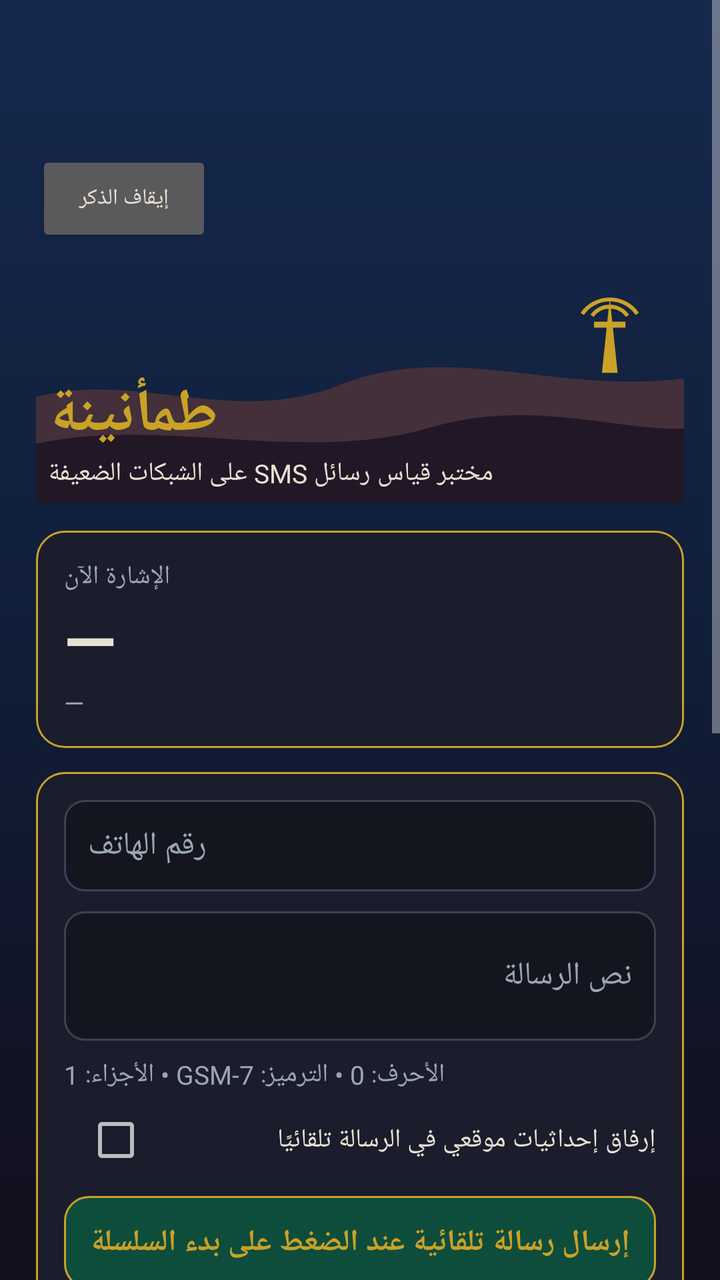
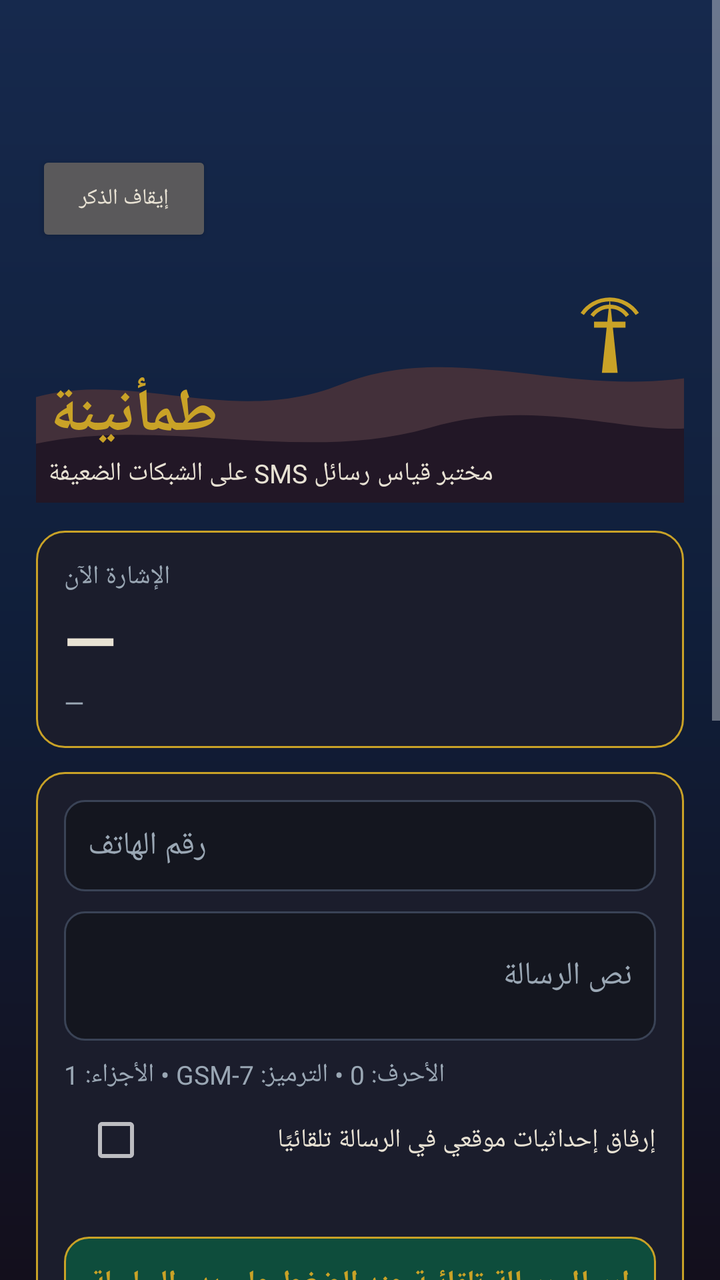

The first picture is an Android layout as it rendered before a commit; the second is the same layout after the commit. The layout source and the unified diff follow.
<!-- AndroidManifest.xml: application theme AppTheme -->
<!-- res/layout/activity_main.xml -->
<?xml version="1.0" encoding="utf-8"?>
<ScrollView xmlns:android="http://schemas.android.com/apk/res/android"
    android:layout_width="match_parent"
    android:layout_height="match_parent"
    android:background="@drawable/bg_gradient"
    android:fillViewport="true">

    <LinearLayout
        android:layout_width="match_parent"
        android:layout_height="wrap_content"
        android:orientation="vertical"
        android:padding="18dp">

        <LinearLayout
            android:layout_width="match_parent"
            android:layout_height="wrap_content"
            android:layout_marginBottom="10dp"
            android:orientation="vertical">

            <FrameLayout
                android:id="@+id/dhikrFrame"
                android:layout_width="match_parent"
                android:layout_height="wrap_content"
                android:padding="12dp">

                <TextView
                    android:id="@+id/dhikrText"
                    android:layout_width="match_parent"
                    android:layout_height="wrap_content"
                    android:alpha="0"
                    android:gravity="center"
                    android:shadowColor="#FFC93C"
                    android:shadowDx="0"
                    android:shadowDy="0"
                    android:shadowRadius="14"
                    android:text=""
                    android:textColor="#FFE066"
                    android:textSize="21sp"
                    android:textStyle="bold" />

                <LinearLayout
                    android:id="@+id/verseBox"
                    android:layout_width="match_parent"
                    android:layout_height="wrap_content"
                    android:gravity="center"
                    android:orientation="vertical"
                    android:visibility="gone">

                    <TextView
                        android:id="@+id/verseText"
                        android:layout_width="match_parent"
                        android:layout_height="wrap_content"
                        android:fontFamily="serif"
                        android:gravity="center"
                        android:lineSpacingMultiplier="1.5"
                        android:shadowColor="#FFD94D"
                        android:shadowDx="0"
                        android:shadowDy="0"
                        android:shadowRadius="12"
                        android:textColor="#FFFFFF"
                        android:textSize="16sp" />

                    <TextView
                        android:id="@+id/verseRef"
                        android:layout_width="match_parent"
                        android:layout_height="wrap_content"
                        android:layout_marginTop="5dp"
                        android:gravity="center"
                        android:textColor="@color/gold"
                        android:textSize="10sp" />
                </LinearLayout>
            </FrameLayout>

            <Button
                android:id="@+id/dhikrToggle"
                android:layout_width="wrap_content"
                android:layout_height="wrap_content"
                android:layout_gravity="start"
                android:layout_marginTop="5dp"
                android:paddingStart="14dp"
                android:paddingEnd="14dp"
                android:text="إيقاف الذكر"
                android:textColor="@color/ink"
                android:textSize="11sp" />
        </LinearLayout>

        <FrameLayout
            android:layout_width="match_parent"
            android:layout_height="118dp">

            <ImageView
                android:layout_width="match_parent"
                android:layout_height="match_parent"
                android:src="@drawable/dunes"
                android:scaleType="centerCrop"
                android:contentDescription="@null" />

            <LinearLayout
                android:layout_width="match_parent"
                android:layout_height="wrap_content"
                android:layout_gravity="bottom|start"
                android:orientation="vertical"
                android:padding="6dp">

                <TextView
                    android:layout_width="wrap_content"
                    android:layout_height="wrap_content"
                    android:text="طمأنينة"
                    android:textColor="@color/gold"
                    android:textSize="30sp"
                    android:textStyle="bold" />

                <TextView
                    android:layout_width="wrap_content"
                    android:layout_height="wrap_content"
                    android:text="مختبر قياس رسائل SMS على الشبكات الضعيفة"
                    android:textColor="@color/ink"
                    android:textSize="13sp" />
            </LinearLayout>
        </FrameLayout>

        <LinearLayout
            android:layout_width="match_parent"
            android:layout_height="wrap_content"
            android:orientation="vertical"
            android:background="@drawable/panel"
            android:padding="14dp"
            android:layout_marginTop="14dp">

            <TextView
                android:layout_width="wrap_content"
                android:layout_height="wrap_content"
                android:text="الإشارة الآن"
                android:textColor="@color/muted"
                android:textSize="13sp" />

            <TextView
                android:id="@+id/signalDbm"
                android:layout_width="wrap_content"
                android:layout_height="wrap_content"
                android:text="—"
                android:textColor="@color/ink"
                android:textSize="34sp"
                android:textStyle="bold" />

            <TextView
                android:id="@+id/signalMeta"
                android:layout_width="wrap_content"
                android:layout_height="wrap_content"
                android:text="—"
                android:textColor="@color/muted"
                android:textSize="13sp" />
        </LinearLayout>

        <LinearLayout
            android:layout_width="match_parent"
            android:layout_height="wrap_content"
            android:orientation="vertical"
            android:background="@drawable/panel"
            android:padding="14dp"
            android:layout_marginTop="12dp">

            <EditText
                android:id="@+id/phoneInput"
                android:layout_width="match_parent"
                android:layout_height="wrap_content"
                android:background="@drawable/input_bg"
                android:padding="12dp"
                android:hint="رقم الهاتف"
                android:textColorHint="@color/muted"
                android:textColor="@color/ink"
                android:inputType="phone"
                android:textSize="16sp" />

            <EditText
                android:id="@+id/messageInput"
                android:layout_width="match_parent"
                android:layout_height="wrap_content"
                android:background="@drawable/input_bg"
                android:padding="12dp"
                android:layout_marginTop="10dp"
                android:hint="نص الرسالة"
                android:textColorHint="@color/muted"
                android:textColor="@color/ink"
                android:inputType="textMultiLine"
                android:minLines="2"
                android:textSize="16sp" />

            <TextView
                android:id="@+id/charInfo"
                android:layout_width="wrap_content"
                android:layout_height="wrap_content"
                android:layout_marginTop="8dp"
                android:text="الأحرف: 0 • الترميز: GSM-7 • الأجزاء: 1"
                android:textColor="@color/muted"
                android:textSize="13sp" />

            <LinearLayout
                android:layout_width="match_parent"
                android:layout_height="wrap_content"
                android:orientation="horizontal"
                android:layout_marginTop="8dp">

                <CheckBox
                    android:id="@+id/attachLocCheck"
                    android:layout_width="0dp"
                    android:layout_height="wrap_content"
                    android:layout_weight="1"
                    android:layout_marginStart="10dp"
                    android:text="إرفاق إحداثيات موقعي في الرسالة تلقائيًا"
                    android:textColor="@color/ink"
                    android:textSize="13sp" />
            </LinearLayout>

            <TextView
                android:id="@+id/sendBanner"
                android:layout_width="match_parent"
                android:layout_height="wrap_content"
                android:layout_marginTop="12dp"
                android:background="@drawable/banner_emerald"
                android:padding="13dp"
                android:gravity="center"
                android:text="إرسال رسالة تلقائية عند الضغط على بدء السلسلة"
                android:textColor="@color/gold"
                android:textSize="15sp"
                android:textStyle="bold" />
        </LinearLayout>

        <LinearLayout
            android:layout_width="match_parent"
            android:layout_height="wrap_content"
            android:orientation="vertical"
            android:background="@drawable/panel"
            android:padding="14dp"
            android:layout_marginTop="12dp">

            <TextView
                android:layout_width="wrap_content"
                android:layout_height="wrap_content"
                android:text="سلسلة اختبار متكرر (فاصل 15 ثانية بين المحاولات)"
                android:textColor="@color/ink"
                android:textSize="15sp" />

            <LinearLayout
                android:layout_width="match_parent"
                android:layout_height="wrap_content"
                android:orientation="horizontal"
                android:layout_marginTop="10dp">

                <EditText
                    android:id="@+id/seriesCount"
                    android:layout_width="86dp"
                    android:layout_height="wrap_content"
                    android:background="@drawable/input_bg"
                    android:padding="10dp"
                    android:text="10"
                    android:textColor="@color/ink"
                    android:inputType="number"
                    android:textSize="16sp" />

                <Button
                    android:id="@+id/seriesBtn"
                    android:layout_width="0dp"
                    android:layout_height="wrap_content"
                    android:layout_weight="1"
                    android:layout_marginStart="10dp"
                    android:background="@drawable/btn_ghost"
                    android:text="بدء السلسلة"
                    android:textColor="@color/gold"
                    android:textSize="15sp" />

                <Button
                    android:id="@+id/seriesStopBtn"
                    android:layout_width="wrap_content"
                    android:layout_height="wrap_content"
                    android:layout_marginStart="10dp"
                    android:background="@drawable/btn_ghost"
                    android:text="إيقاف"
                    android:textColor="@color/ink"
                    android:textSize="15sp" />
            </LinearLayout>

            <CheckBox
                android:id="@+id/stopOnSuccessCheck"
                android:layout_width="wrap_content"
                android:layout_height="wrap_content"
                android:layout_marginTop="8dp"
                android:text="إيقاف عند أول نجاح (وضع الوصول — للقياس أبقِه مطفأً)"
                android:textColor="@color/ink"
                android:textSize="13sp" />
        </LinearLayout>

        <TextView
            android:id="@+id/statusInfo"
            android:layout_width="match_parent"
            android:layout_height="wrap_content"
            android:layout_marginTop="14dp"
            android:text=""
            android:textColor="@color/gold"
            android:textSize="15sp" />

        <LinearLayout
            android:layout_width="match_parent"
            android:layout_height="wrap_content"
            android:orientation="vertical"
            android:background="@drawable/panel"
            android:padding="14dp"
            android:layout_marginTop="10dp">

            <TextView
                android:layout_width="wrap_content"
                android:layout_height="wrap_content"
                android:text="النتائج"
                android:textColor="@color/muted"
                android:textSize="13sp" />

            <TextView
                android:id="@+id/statsInfo"
                android:layout_width="match_parent"
                android:layout_height="wrap_content"
                android:layout_marginTop="4dp"
                android:text="لا محاولات مسجلة بعد"
                android:textColor="@color/ink"
                android:textSize="14sp" />
        </LinearLayout>

        <LinearLayout
            android:layout_width="match_parent"
            android:layout_height="wrap_content"
            android:orientation="vertical"
            android:background="@drawable/panel"
            android:padding="14dp"
            android:layout_marginTop="12dp">

            <TextView
                android:layout_width="wrap_content"
                android:layout_height="wrap_content"
                android:text="سجل المحاولات"
                android:textColor="@color/muted"
                android:textSize="13sp" />

            <TextView
                android:id="@+id/logInfo"
                android:layout_width="match_parent"
                android:layout_height="wrap_content"
                android:layout_marginTop="4dp"
                android:text="—"
                android:textColor="@color/ink"
                android:textSize="12sp" />
        </LinearLayout>

        <LinearLayout
            android:layout_width="match_parent"
            android:layout_height="wrap_content"
            android:orientation="horizontal"
            android:layout_marginTop="12dp">

            <Button
                android:id="@+id/exportBtn"
                android:layout_width="0dp"
                android:layout_height="wrap_content"
                android:layout_weight="1"
                android:background="@drawable/btn_ghost"
                android:text="تصدير CSV"
                android:textColor="@color/gold"
                android:textSize="15sp" />

            <Button
                android:id="@+id/clearBtn"
                android:layout_width="0dp"
                android:layout_height="wrap_content"
                android:layout_weight="1"
                android:layout_marginStart="10dp"
                android:background="@drawable/btn_ghost"
                android:text="مسح السجل"
                android:textColor="@color/ink"
                android:textSize="15sp" />
        </LinearLayout>

        <TextView
            android:layout_width="match_parent"
            android:layout_height="wrap_content"
            android:layout_marginTop="16dp"
            android:gravity="center"
            android:text="طمأنينة • يقيس ولا يدّعي التسريع — الأزمنة كما تقيسها الشبكة نفسها"
            android:textColor="@color/muted"
            android:textSize="11sp" />

    </LinearLayout>
</ScrollView>
<!-- resources referenced by this layout -->
<resources>
  <color name="gold">#C9A227</color>
  <color name="ink">#E8E2D4</color>
  <color name="muted">#9AA7B4</color>
  <!-- drawable banner_emerald (drawable) -->
  <?xml version="1.0" encoding="utf-8"?>
  <shape xmlns:android="http://schemas.android.com/apk/res/android"
      android:shape="rectangle">
      <corners android:radius="12dp" />
      <solid android:color="#0E4D3C" />
      <stroke android:width="1dp" android:color="#C9A227" />
  </shape>
  <!-- drawable bg_gradient (drawable) -->
  <?xml version="1.0" encoding="utf-8"?>
  <shape xmlns:android="http://schemas.android.com/apk/res/android"
      android:shape="rectangle">
      <gradient
          android:angle="270"
          android:startColor="#16294D"
          android:centerColor="#101E39"
          android:endColor="#130F1C" />
  </shape>
  <!-- drawable btn_ghost (drawable) -->
  <?xml version="1.0" encoding="utf-8"?>
  <shape xmlns:android="http://schemas.android.com/apk/res/android"
      android:shape="rectangle">
      <corners android:radius="12dp" />
      <solid android:color="#1B1D2C" />
      <stroke android:width="1dp" android:color="#9AA7B4" />
  </shape>
  <!-- drawable dunes (drawable) -->
  <?xml version="1.0" encoding="utf-8"?>
  <vector xmlns:android="http://schemas.android.com/apk/res/android"
      android:width="360dp"
      android:height="120dp"
      android:viewportWidth="360"
      android:viewportHeight="120">
      <path
          android:fillColor="#43303A"
          android:pathData="M0,72 C55,46 110,84 170,60 C230,36 290,70 360,54 L360,120 L0,120 Z" />
      <path
          android:fillColor="#221726"
          android:pathData="M0,94 C70,72 145,102 215,82 C275,64 325,90 360,80 L360,120 L0,120 Z" />
      <path
          android:fillColor="#C9A227"
          android:pathData="M307,16 L311,54 L303,54 Z" />
      <path
          android:fillColor="#C9A227"
          android:pathData="M299,28 L315,28 L315,31 L299,31 Z" />
      <path
          android:strokeColor="#C9A227"
          android:strokeWidth="2"
          android:fillColor="#00000000"
          android:pathData="M293,24 A17,17 0 0 1 321,24" />
      <path
          android:strokeColor="#C9A227"
          android:strokeWidth="2"
          android:fillColor="#00000000"
          android:pathData="M298,25 A11,11 0 0 1 316,25" />
  </vector>
  <!-- drawable input_bg (drawable) -->
  <?xml version="1.0" encoding="utf-8"?>
  <shape xmlns:android="http://schemas.android.com/apk/res/android"
      android:shape="rectangle">
      <corners android:radius="10dp" />
      <solid android:color="#14161F" />
      <stroke android:width="1dp" android:color="#3A4356" />
  </shape>
  <!-- drawable panel (drawable) -->
  <?xml version="1.0" encoding="utf-8"?>
  <shape xmlns:android="http://schemas.android.com/apk/res/android"
      android:shape="rectangle">
      <corners android:radius="14dp" />
      <solid android:color="#1B1D2C" />
      <stroke android:width="1dp" android:color="#C9A227" />
  </shape>
  <style name="AppTheme" parent="android:Theme.Material.NoActionBar">
          <item name="android:windowBackground">@drawable/bg_gradient</item>
          <item name="android:colorAccent">@color/gold</item>
          <item name="android:statusBarColor">@color/sky_deep</item>
          <item name="android:navigationBarColor">@color/abyss</item>
          <item name="android:windowLightStatusBar">false</item>
      </style>
  <color name="sky_deep">#101E39</color>
  <color name="abyss">#130F1C</color>
</resources>

<!-- the commit's change to res/layout/activity_main.xml (unified diff, before → after) -->
@@ -213,6 +213,14 @@
             </LinearLayout>
 
             <TextView
+                android:id="@+id/locStatus"
+                android:layout_width="match_parent"
+                android:layout_height="wrap_content"
+                android:layout_marginTop="4dp"
+                android:textColor="@color/muted"
+                android:textSize="12sp" />
+
+            <TextView
                 android:id="@+id/sendBanner"
                 android:layout_width="match_parent"
                 android:layout_height="wrap_content"
